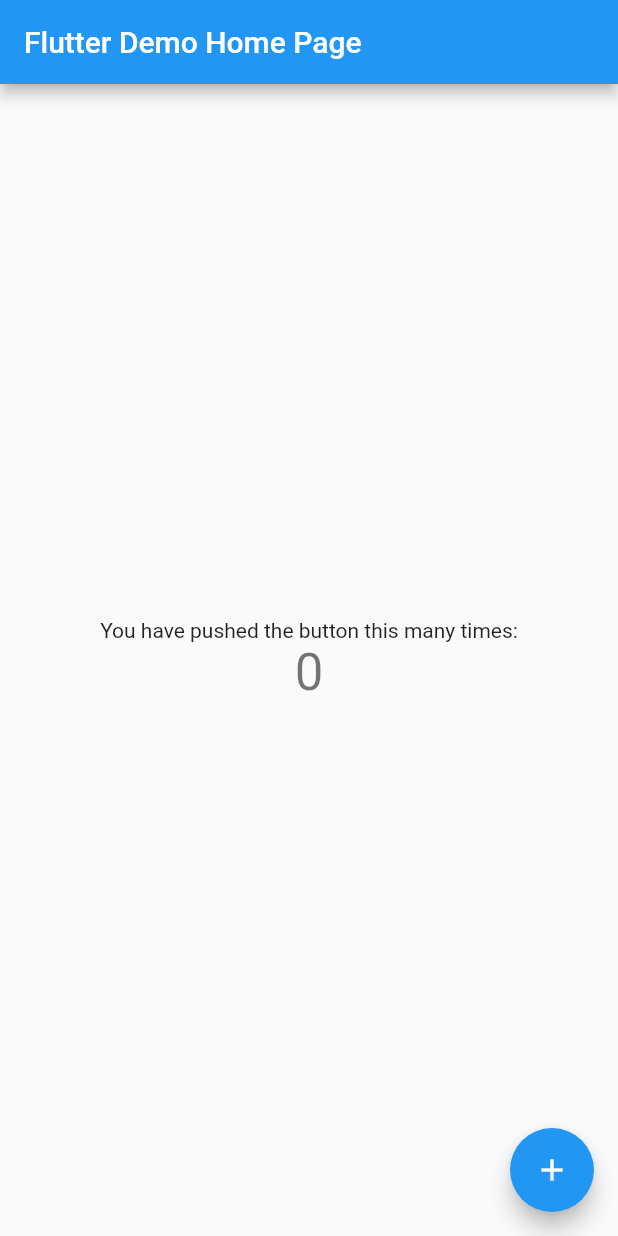
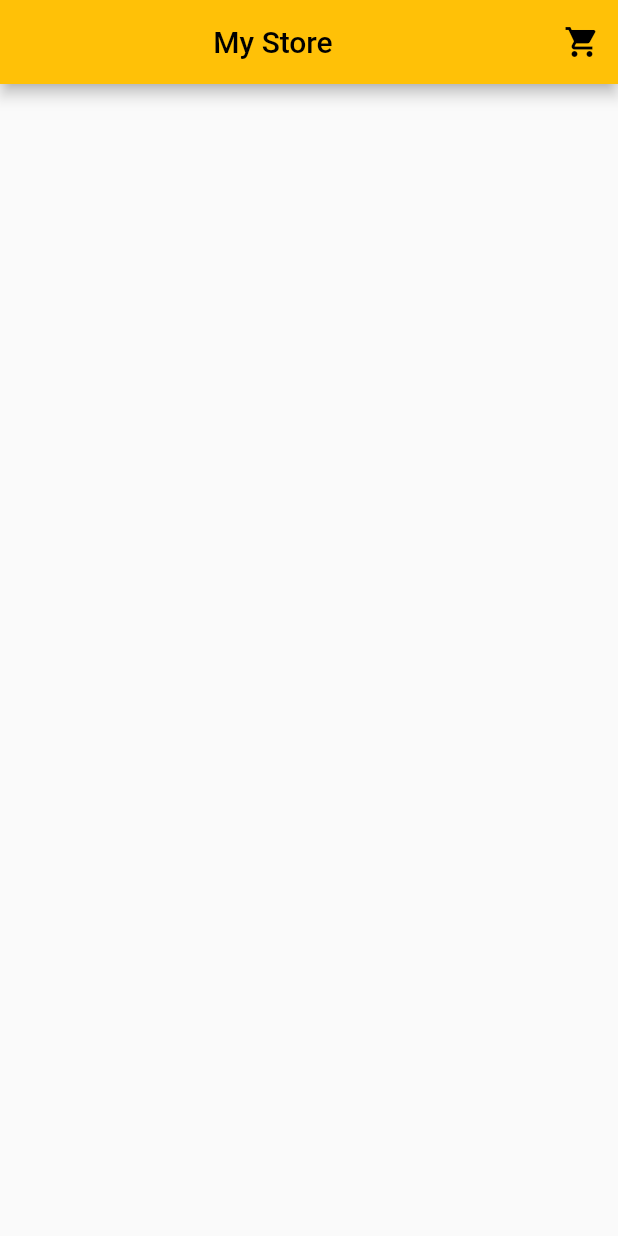
Before and after one commit to AnawaratneMANA/ctse_flutter_labs, a Flutter app: the screen it shows after launch, on a phone screen of 412 x 824 dp. Run offline on Flutter 3.47's test engine with Material 2 defaults, Android fonts, the phone set to English and light mode, and no system bars.

Commit message:
Navigation added to the Shop page from main.

```diff
--- a/lib/main.dart
+++ b/lib/main.dart
@@ -1,4 +1,6 @@
 import 'package:flutter/material.dart';
+import 'package:lab3/screens/home.dart';
+import 'package:lab3/screens/shop.dart';
 
 void main() {
   runApp(const MyApp());
@@ -11,105 +13,16 @@ class MyApp extends StatelessWidget {
   @override
   Widget build(BuildContext context) {
     return MaterialApp(
+      debugShowCheckedModeBanner: false,
       title: 'Flutter Demo',
       theme: ThemeData(
-        // This is the theme of your application.
-        //
-        // Try running your application with "flutter run". You'll see the
-        // application has a blue toolbar. Then, without quitting the app, try
-        // changing the primarySwatch below to Colors.green and then invoke
-        // "hot reload" (press "r" in the console where you ran "flutter run",
-        // or simply save your changes to "hot reload" in a Flutter IDE).
-        // Notice that the counter didn't reset back to zero; the application
-        // is not restarted.
-        primarySwatch: Colors.blue,
+        primarySwatch: Colors.amber,
       ),
-      home: const MyHomePage(title: 'Flutter Demo Home Page'),
+      initialRoute: Home.routeName,
+      routes: {
+        Home.routeName: (context) => Home(),
+        Shop.routeName: (context) => Shop(),
+      }
     );
   }
 }
-
-class MyHomePage extends StatefulWidget {
-  const MyHomePage({Key? key, required this.title}) : super(key: key);
-
-  // This widget is the home page of your application. It is stateful, meaning
-  // that it has a State object (defined below) that contains fields that affect
-  // how it looks.
-
-  // This class is the configuration for the state. It holds the values (in this
-  // case the title) provided by the parent (in this case the App widget) and
-  // used by the build method of the State. Fields in a Widget subclass are
-  // always marked "final".
-
-  final String title;
-
-  @override
-  State<MyHomePage> createState() => _MyHomePageState();
-}
-
-class _MyHomePageState extends State<MyHomePage> {
-  int _counter = 0;
-
-  void _incrementCounter() {
-    setState(() {
-      // This call to setState tells the Flutter framework that something has
-      // changed in this State, which causes it to rerun the build method below
-      // so that the display can reflect the updated values. If we changed
-      // _counter without calling setState(), then the build method would not be
-      // called again, and so nothing would appear to happen.
-      _counter++;
-    });
-  }
-
-  @override
-  Widget build(BuildContext context) {
-    // This method is rerun every time setState is called, for instance as done
-    // by the _incrementCounter method above.
-    //
-    // The Flutter framework has been optimized to make rerunning build methods
-    // fast, so that you can just rebuild anything that needs updating rather
-    // than having to individually change instances of widgets.
-    return Scaffold(
-      appBar: AppBar(
-        // Here we take the value from the MyHomePage object that was created by
-        // the App.build method, and use it to set our appbar title.
-        title: Text(widget.title),
-      ),
-      body: Center(
-        // Center is a layout widget. It takes a single child and positions it
-        // in the middle of the parent.
-        child: Column(
-          // Column is also a layout widget. It takes a list of children and
-          // arranges them vertically. By default, it sizes itself to fit its
-          // children horizontally, and tries to be as tall as its parent.
-          //
-          // Invoke "debug painting" (press "p" in the console, choose the
-          // "Toggle Debug Paint" action from the Flutter Inspector in Android
-          // Studio, or the "Toggle Debug Paint" command in Visual Studio Code)
-          // to see the wireframe for each widget.
-          //
-          // Column has various properties to control how it sizes itself and
-          // how it positions its children. Here we use mainAxisAlignment to
-          // center the children vertically; the main axis here is the vertical
-          // axis because Columns are vertical (the cross axis would be
-          // horizontal).
-          mainAxisAlignment: MainAxisAlignment.center,
-          children: <Widget>[
-            const Text(
-              'You have pushed the button this many times:',
-            ),
-            Text(
-              '$_counter',
-              style: Theme.of(context).textTheme.headline4,
-            ),
-          ],
-        ),
-      ),
-      floatingActionButton: FloatingActionButton(
-        onPressed: _incrementCounter,
-        tooltip: 'Increment',
-        child: const Icon(Icons.add),
-      ), // This trailing comma makes auto-formatting nicer for build methods.
-    );
-  }
-}
--- /dev/null
+++ b/lib/screens/home.dart
@@ -0,0 +1,24 @@
+import 'package:flutter/cupertino.dart';
+import 'package:flutter/material.dart';
+import 'package:lab3/screens/shop.dart';
+
+class Home extends StatelessWidget {
+  static const String routeName = "/";
+  const Home({Key? key}) : super(key: key);
+
+  @override
+  Widget build(BuildContext context){
+    return Scaffold(
+      appBar: AppBar(
+        title: Center(child: const Text("My Store")),
+        actions: [
+          IconButton(onPressed: (){
+            Navigator.of(context).pushNamed(Shop.routeName);
+          }, icon: const Icon(
+            Icons.shopping_cart,
+          ))
+        ]
+      )
+    );
+  }
+}
--- /dev/null
+++ b/lib/screens/shop.dart
@@ -0,0 +1,15 @@
+import 'package:flutter/material.dart';
+
+class Shop extends StatelessWidget {
+  static const String routeName = "/shop";
+  const Shop({Key? key}) : super(key: key);
+
+  @override
+  Widget build(BuildContext context) {
+    return Scaffold(
+      appBar: AppBar(
+        title: const Text("Cart"),
+      )
+    );
+  }
+}
--- a/pubspec.yaml
+++ b/pubspec.yaml
@@ -34,6 +34,7 @@ dependencies:
   # The following adds the Cupertino Icons font to your application.
   # Use with the CupertinoIcons class for iOS style icons.
   cupertino_icons: ^1.0.2
+  provider: ^6.0.2
 
 dev_dependencies:
   flutter_test:
```
Also changed, not shown: pubspec.lock.
